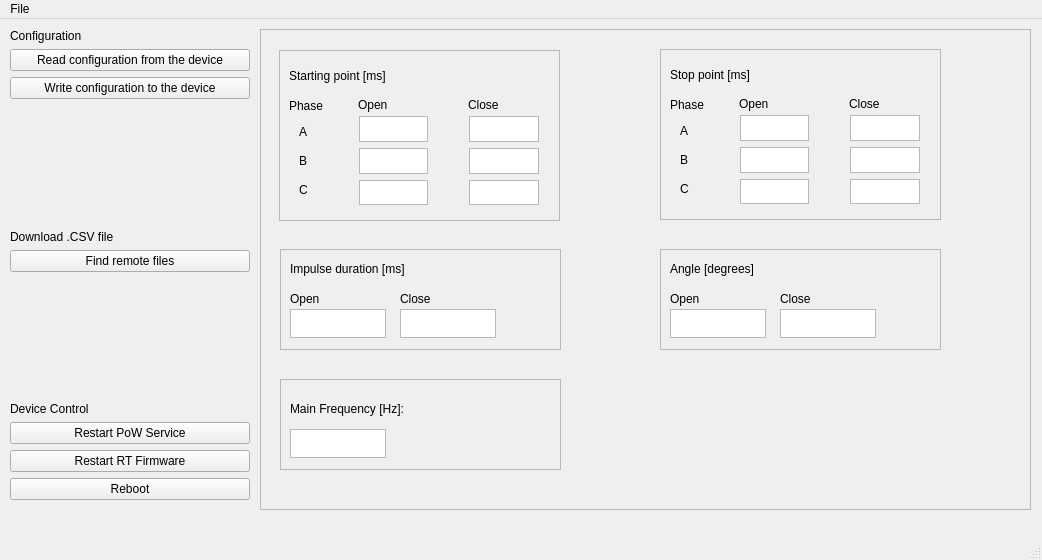
Before: the Qt Designer form resources/main_window.ui in netico-solutions/powphase2, drawn with Qt 5.
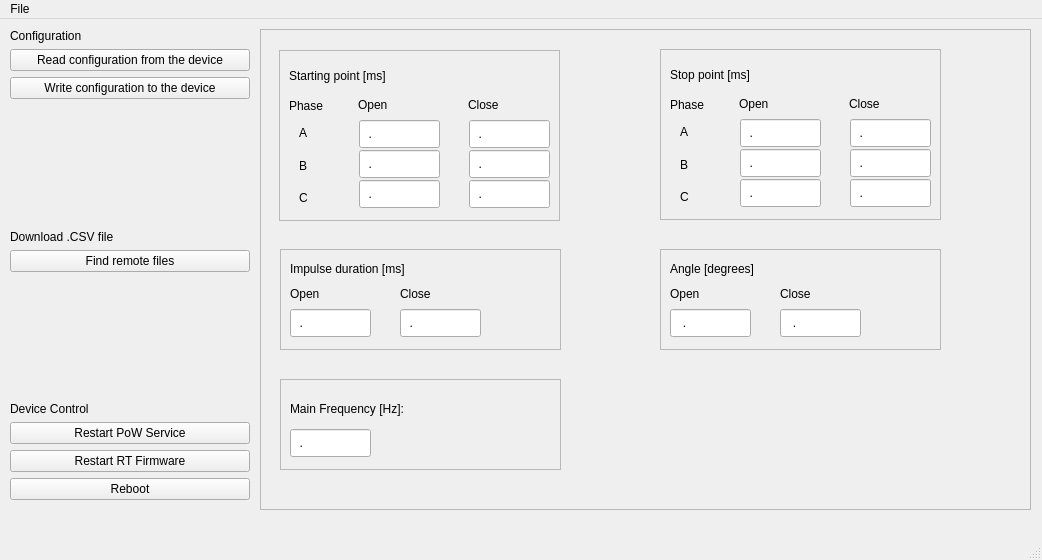
After: the same form once the commit is applied.

Diff of the .ui file:
```diff
--- a/resources/main_window.ui
+++ b/resources/main_window.ui
@@ -57,38 +57,20 @@
        <string>Main Frequency [Hz]:</string>
       </property>
      </widget>
-     <widget class="QTextEdit" name="text_main_fq">
+     <widget class="QLineEdit" name="text_main_fq">
       <property name="geometry">
        <rect>
         <x>10</x>
         <y>50</y>
-        <width>96</width>
-        <height>29</height>
+        <width>81</width>
+        <height>28</height>
        </rect>
       </property>
-      <property name="cursor" stdset="0">
-       <cursorShape>IBeamCursor</cursorShape>
-      </property>
       <property name="focusPolicy">
        <enum>Qt::ClickFocus</enum>
       </property>
-      <property name="inputMethodHints">
-       <set>Qt::ImhPreferNumbers</set>
-      </property>
-      <property name="verticalScrollBarPolicy">
-       <enum>Qt::ScrollBarAlwaysOff</enum>
-      </property>
-      <property name="horizontalScrollBarPolicy">
-       <enum>Qt::ScrollBarAlwaysOff</enum>
-      </property>
-      <property name="tabChangesFocus">
-       <bool>true</bool>
-      </property>
-      <property name="readOnly">
-       <bool>false</bool>
-      </property>
-      <property name="acceptRichText">
-       <bool>false</bool>
+      <property name="inputMask">
+       <string>00.00</string>
       </property>
      </widget>
     </widget>
@@ -124,96 +106,60 @@
       <property name="geometry">
        <rect>
         <x>10</x>
-        <y>40</y>
+        <y>30</y>
         <width>62</width>
-        <height>20</height>
+        <height>30</height>
        </rect>
       </property>
       <property name="text">
        <string>Open</string>
       </property>
      </widget>
-     <widget class="QTextEdit" name="text_open_angle">
-      <property name="geometry">
-       <rect>
-        <x>10</x>
-        <y>60</y>
-        <width>96</width>
-        <height>29</height>
-       </rect>
-      </property>
-      <property name="cursor" stdset="0">
-       <cursorShape>IBeamCursor</cursorShape>
-      </property>
-      <property name="focusPolicy">
-       <enum>Qt::ClickFocus</enum>
-      </property>
-      <property name="inputMethodHints">
-       <set>Qt::ImhPreferNumbers</set>
-      </property>
-      <property name="verticalScrollBarPolicy">
-       <enum>Qt::ScrollBarAlwaysOff</enum>
-      </property>
-      <property name="horizontalScrollBarPolicy">
-       <enum>Qt::ScrollBarAlwaysOff</enum>
-      </property>
-      <property name="tabChangesFocus">
-       <bool>true</bool>
-      </property>
-      <property name="readOnly">
-       <bool>false</bool>
-      </property>
-      <property name="acceptRichText">
-       <bool>false</bool>
-      </property>
-     </widget>
-     <widget class="QTextEdit" name="text_close_angle">
-      <property name="geometry">
-       <rect>
-        <x>120</x>
-        <y>60</y>
-        <width>96</width>
-        <height>29</height>
-       </rect>
-      </property>
-      <property name="cursor" stdset="0">
-       <cursorShape>IBeamCursor</cursorShape>
-      </property>
-      <property name="focusPolicy">
-       <enum>Qt::ClickFocus</enum>
-      </property>
-      <property name="inputMethodHints">
-       <set>Qt::ImhPreferNumbers</set>
-      </property>
-      <property name="verticalScrollBarPolicy">
-       <enum>Qt::ScrollBarAlwaysOff</enum>
-      </property>
-      <property name="horizontalScrollBarPolicy">
-       <enum>Qt::ScrollBarAlwaysOff</enum>
-      </property>
-      <property name="tabChangesFocus">
-       <bool>true</bool>
-      </property>
-      <property name="readOnly">
-       <bool>false</bool>
-      </property>
-      <property name="acceptRichText">
-       <bool>false</bool>
-      </property>
-     </widget>
      <widget class="QLabel" name="label_15">
       <property name="geometry">
        <rect>
         <x>120</x>
-        <y>40</y>
+        <y>30</y>
         <width>62</width>
-        <height>20</height>
+        <height>30</height>
        </rect>
       </property>
       <property name="text">
        <string>Close</string>
       </property>
      </widget>
+     <widget class="QLineEdit" name="text_close_angle">
+      <property name="geometry">
+       <rect>
+        <x>120</x>
+        <y>60</y>
+        <width>81</width>
+        <height>28</height>
+       </rect>
+      </property>
+      <property name="focusPolicy">
+       <enum>Qt::ClickFocus</enum>
+      </property>
+      <property name="inputMask">
+       <string>000.0</string>
+      </property>
+     </widget>
+     <widget class="QLineEdit" name="text_open_angle">
+      <property name="geometry">
+       <rect>
+        <x>10</x>
+        <y>60</y>
+        <width>81</width>
+        <height>28</height>
+       </rect>
+      </property>
+      <property name="focusPolicy">
+       <enum>Qt::ClickFocus</enum>
+      </property>
+      <property name="inputMask">
+       <string>000.0</string>
+      </property>
+     </widget>
     </widget>
     <widget class="QFrame" name="frame_4">
      <property name="geometry">
@@ -230,74 +176,6 @@
      <property name="frameShadow">
       <enum>QFrame::Raised</enum>
      </property>
-     <widget class="QTextEdit" name="text_close_start_C">
-      <property name="geometry">
-       <rect>
-        <x>190</x>
-        <y>130</y>
-        <width>70</width>
-        <height>25</height>
-       </rect>
-      </property>
-      <property name="cursor" stdset="0">
-       <cursorShape>IBeamCursor</cursorShape>
-      </property>
-      <property name="focusPolicy">
-       <enum>Qt::ClickFocus</enum>
-      </property>
-      <property name="inputMethodHints">
-       <set>Qt::ImhPreferNumbers</set>
-      </property>
-      <property name="verticalScrollBarPolicy">
-       <enum>Qt::ScrollBarAlwaysOff</enum>
-      </property>
-      <property name="horizontalScrollBarPolicy">
-       <enum>Qt::ScrollBarAlwaysOff</enum>
-      </property>
-      <property name="tabChangesFocus">
-       <bool>true</bool>
-      </property>
-      <property name="readOnly">
-       <bool>false</bool>
-      </property>
-      <property name="acceptRichText">
-       <bool>false</bool>
-      </property>
-     </widget>
-     <widget class="QTextEdit" name="text_close_start_A">
-      <property name="geometry">
-       <rect>
-        <x>190</x>
-        <y>66</y>
-        <width>70</width>
-        <height>26</height>
-       </rect>
-      </property>
-      <property name="cursor" stdset="0">
-       <cursorShape>IBeamCursor</cursorShape>
-      </property>
-      <property name="focusPolicy">
-       <enum>Qt::ClickFocus</enum>
-      </property>
-      <property name="inputMethodHints">
-       <set>Qt::ImhPreferNumbers</set>
-      </property>
-      <property name="verticalScrollBarPolicy">
-       <enum>Qt::ScrollBarAlwaysOff</enum>
-      </property>
-      <property name="horizontalScrollBarPolicy">
-       <enum>Qt::ScrollBarAlwaysOff</enum>
-      </property>
-      <property name="tabChangesFocus">
-       <bool>true</bool>
-      </property>
-      <property name="readOnly">
-       <bool>false</bool>
-      </property>
-      <property name="acceptRichText">
-       <bool>false</bool>
-      </property>
-     </widget>
      <widget class="QLabel" name="label_8">
       <property name="geometry">
        <rect>
@@ -311,40 +189,6 @@
        <string>Open</string>
       </property>
      </widget>
-     <widget class="QTextEdit" name="text_open_start_B">
-      <property name="geometry">
-       <rect>
-        <x>80</x>
-        <y>98</y>
-        <width>69</width>
-        <height>26</height>
-       </rect>
-      </property>
-      <property name="cursor" stdset="0">
-       <cursorShape>IBeamCursor</cursorShape>
-      </property>
-      <property name="focusPolicy">
-       <enum>Qt::ClickFocus</enum>
-      </property>
-      <property name="inputMethodHints">
-       <set>Qt::ImhPreferNumbers</set>
-      </property>
-      <property name="verticalScrollBarPolicy">
-       <enum>Qt::ScrollBarAlwaysOff</enum>
-      </property>
-      <property name="horizontalScrollBarPolicy">
-       <enum>Qt::ScrollBarAlwaysOff</enum>
-      </property>
-      <property name="tabChangesFocus">
-       <bool>true</bool>
-      </property>
-      <property name="readOnly">
-       <bool>false</bool>
-      </property>
-      <property name="acceptRichText">
-       <bool>false</bool>
-      </property>
-     </widget>
      <widget class="QLabel" name="label_4">
       <property name="geometry">
        <rect>
@@ -358,40 +202,6 @@
        <string>Phase</string>
       </property>
      </widget>
-     <widget class="QTextEdit" name="text_open_start_C">
-      <property name="geometry">
-       <rect>
-        <x>80</x>
-        <y>130</y>
-        <width>69</width>
-        <height>25</height>
-       </rect>
-      </property>
-      <property name="cursor" stdset="0">
-       <cursorShape>IBeamCursor</cursorShape>
-      </property>
-      <property name="focusPolicy">
-       <enum>Qt::ClickFocus</enum>
-      </property>
-      <property name="inputMethodHints">
-       <set>Qt::ImhPreferNumbers</set>
-      </property>
-      <property name="verticalScrollBarPolicy">
-       <enum>Qt::ScrollBarAlwaysOff</enum>
-      </property>
-      <property name="horizontalScrollBarPolicy">
-       <enum>Qt::ScrollBarAlwaysOff</enum>
-      </property>
-      <property name="tabChangesFocus">
-       <bool>true</bool>
-      </property>
-      <property name="readOnly">
-       <bool>false</bool>
-      </property>
-      <property name="acceptRichText">
-       <bool>false</bool>
-      </property>
-     </widget>
      <widget class="QLabel" name="label_18">
       <property name="geometry">
        <rect>
@@ -418,81 +228,13 @@
        <string>Close</string>
       </property>
      </widget>
-     <widget class="QTextEdit" name="text_open_start_A">
-      <property name="geometry">
-       <rect>
-        <x>80</x>
-        <y>66</y>
-        <width>69</width>
-        <height>26</height>
-       </rect>
-      </property>
-      <property name="cursor" stdset="0">
-       <cursorShape>IBeamCursor</cursorShape>
-      </property>
-      <property name="focusPolicy">
-       <enum>Qt::ClickFocus</enum>
-      </property>
-      <property name="inputMethodHints">
-       <set>Qt::ImhPreferNumbers</set>
-      </property>
-      <property name="verticalScrollBarPolicy">
-       <enum>Qt::ScrollBarAlwaysOff</enum>
-      </property>
-      <property name="horizontalScrollBarPolicy">
-       <enum>Qt::ScrollBarAlwaysOff</enum>
-      </property>
-      <property name="tabChangesFocus">
-       <bool>true</bool>
-      </property>
-      <property name="readOnly">
-       <bool>false</bool>
-      </property>
-      <property name="acceptRichText">
-       <bool>false</bool>
-      </property>
-     </widget>
-     <widget class="QTextEdit" name="text_close_start_B">
-      <property name="geometry">
-       <rect>
-        <x>190</x>
-        <y>98</y>
-        <width>70</width>
-        <height>26</height>
-       </rect>
-      </property>
-      <property name="cursor" stdset="0">
-       <cursorShape>IBeamCursor</cursorShape>
-      </property>
-      <property name="focusPolicy">
-       <enum>Qt::ClickFocus</enum>
-      </property>
-      <property name="inputMethodHints">
-       <set>Qt::ImhPreferNumbers</set>
-      </property>
-      <property name="verticalScrollBarPolicy">
-       <enum>Qt::ScrollBarAlwaysOff</enum>
-      </property>
-      <property name="horizontalScrollBarPolicy">
-       <enum>Qt::ScrollBarAlwaysOff</enum>
-      </property>
-      <property name="tabChangesFocus">
-       <bool>true</bool>
-      </property>
-      <property name="readOnly">
-       <bool>false</bool>
-      </property>
-      <property name="acceptRichText">
-       <bool>false</bool>
-      </property>
-     </widget>
      <widget class="QWidget" name="layoutWidget">
       <property name="geometry">
        <rect>
         <x>20</x>
         <y>70</y>
         <width>20</width>
-        <height>81</height>
+        <height>91</height>
        </rect>
       </property>
       <layout class="QVBoxLayout" name="verticalLayout_4">
@@ -519,6 +261,102 @@
        </item>
       </layout>
      </widget>
+     <widget class="QLineEdit" name="text_start_open_A">
+      <property name="geometry">
+       <rect>
+        <x>80</x>
+        <y>70</y>
+        <width>81</width>
+        <height>28</height>
+       </rect>
+      </property>
+      <property name="focusPolicy">
+       <enum>Qt::ClickFocus</enum>
+      </property>
+      <property name="inputMask">
+       <string notr="true">00.00</string>
+      </property>
+     </widget>
+     <widget class="QLineEdit" name="text_start_close_A">
+      <property name="geometry">
+       <rect>
+        <x>190</x>
+        <y>70</y>
+        <width>81</width>
+        <height>28</height>
+       </rect>
+      </property>
+      <property name="focusPolicy">
+       <enum>Qt::ClickFocus</enum>
+      </property>
+      <property name="inputMask">
+       <string>00.00</string>
+      </property>
+     </widget>
+     <widget class="QLineEdit" name="text_start_close_b">
+      <property name="geometry">
+       <rect>
+        <x>190</x>
+        <y>100</y>
+        <width>81</width>
+        <height>28</height>
+       </rect>
+      </property>
+      <property name="focusPolicy">
+       <enum>Qt::ClickFocus</enum>
+      </property>
+      <property name="inputMask">
+       <string>00.00</string>
+      </property>
+     </widget>
+     <widget class="QLineEdit" name="text_start_open_B">
+      <property name="geometry">
+       <rect>
+        <x>80</x>
+        <y>100</y>
+        <width>81</width>
+        <height>28</height>
+       </rect>
+      </property>
+      <property name="focusPolicy">
+       <enum>Qt::ClickFocus</enum>
+      </property>
+      <property name="inputMask">
+       <string>00.00</string>
+      </property>
+     </widget>
+     <widget class="QLineEdit" name="text_start_close_C">
+      <property name="geometry">
+       <rect>
+        <x>190</x>
+        <y>130</y>
+        <width>81</width>
+        <height>28</height>
+       </rect>
+      </property>
+      <property name="focusPolicy">
+       <enum>Qt::ClickFocus</enum>
+      </property>
+      <property name="inputMask">
+       <string>00.00</string>
+      </property>
+     </widget>
+     <widget class="QLineEdit" name="text_start_open_C">
+      <property name="geometry">
+       <rect>
+        <x>80</x>
+        <y>130</y>
+        <width>81</width>
+        <height>28</height>
+       </rect>
+      </property>
+      <property name="focusPolicy">
+       <enum>Qt::ClickFocus</enum>
+      </property>
+      <property name="inputMask">
+       <string>00.00</string>
+      </property>
+     </widget>
     </widget>
     <widget class="QFrame" name="frame_5">
      <property name="geometry">
@@ -552,96 +390,60 @@
       <property name="geometry">
        <rect>
         <x>10</x>
-        <y>40</y>
+        <y>30</y>
         <width>62</width>
-        <height>20</height>
+        <height>30</height>
        </rect>
       </property>
       <property name="text">
        <string>Open</string>
       </property>
      </widget>
-     <widget class="QTextEdit" name="text_open_impulse">
-      <property name="geometry">
-       <rect>
-        <x>10</x>
-        <y>60</y>
-        <width>96</width>
-        <height>29</height>
-       </rect>
-      </property>
-      <property name="cursor" stdset="0">
-       <cursorShape>IBeamCursor</cursorShape>
-      </property>
-      <property name="focusPolicy">
-       <enum>Qt::ClickFocus</enum>
-      </property>
-      <property name="inputMethodHints">
-       <set>Qt::ImhPreferNumbers</set>
-      </property>
-      <property name="verticalScrollBarPolicy">
-       <enum>Qt::ScrollBarAlwaysOff</enum>
-      </property>
-      <property name="horizontalScrollBarPolicy">
-       <enum>Qt::ScrollBarAlwaysOff</enum>
-      </property>
-      <property name="tabChangesFocus">
-       <bool>true</bool>
-      </property>
-      <property name="readOnly">
-       <bool>false</bool>
-      </property>
-      <property name="acceptRichText">
-       <bool>false</bool>
-      </property>
-     </widget>
-     <widget class="QTextEdit" name="text_close_impulse">
-      <property name="geometry">
-       <rect>
-        <x>120</x>
-        <y>60</y>
-        <width>96</width>
-        <height>29</height>
-       </rect>
-      </property>
-      <property name="cursor" stdset="0">
-       <cursorShape>IBeamCursor</cursorShape>
-      </property>
-      <property name="focusPolicy">
-       <enum>Qt::ClickFocus</enum>
-      </property>
-      <property name="inputMethodHints">
-       <set>Qt::ImhPreferNumbers</set>
-      </property>
-      <property name="verticalScrollBarPolicy">
-       <enum>Qt::ScrollBarAlwaysOff</enum>
-      </property>
-      <property name="horizontalScrollBarPolicy">
-       <enum>Qt::ScrollBarAlwaysOff</enum>
-      </property>
-      <property name="tabChangesFocus">
-       <bool>true</bool>
-      </property>
-      <property name="readOnly">
-       <bool>false</bool>
-      </property>
-      <property name="acceptRichText">
-       <bool>false</bool>
-      </property>
-     </widget>
      <widget class="QLabel" name="label_24">
       <property name="geometry">
        <rect>
         <x>120</x>
-        <y>40</y>
+        <y>30</y>
         <width>62</width>
-        <height>20</height>
+        <height>30</height>
        </rect>
       </property>
       <property name="text">
        <string>Close</string>
       </property>
      </widget>
+     <widget class="QLineEdit" name="text_open_impulse">
+      <property name="geometry">
+       <rect>
+        <x>10</x>
+        <y>60</y>
+        <width>81</width>
+        <height>28</height>
+       </rect>
+      </property>
+      <property name="focusPolicy">
+       <enum>Qt::ClickFocus</enum>
+      </property>
+      <property name="inputMask">
+       <string>00.00</string>
+      </property>
+     </widget>
+     <widget class="QLineEdit" name="text_close_impulse">
+      <property name="geometry">
+       <rect>
+        <x>120</x>
+        <y>60</y>
+        <width>81</width>
+        <height>28</height>
+       </rect>
+      </property>
+      <property name="focusPolicy">
+       <enum>Qt::ClickFocus</enum>
+      </property>
+      <property name="inputMask">
+       <string>00.00</string>
+      </property>
+     </widget>
     </widget>
     <widget class="QFrame" name="frame_6">
      <property name="geometry">
@@ -658,74 +460,6 @@
      <property name="frameShadow">
       <enum>QFrame::Raised</enum>
      </property>
-     <widget class="QTextEdit" name="text_close_stop_C">
-      <property name="geometry">
-       <rect>
-        <x>190</x>
-        <y>130</y>
-        <width>70</width>
-        <height>25</height>
-       </rect>
-      </property>
-      <property name="cursor" stdset="0">
-       <cursorShape>IBeamCursor</cursorShape>
-      </property>
-      <property name="focusPolicy">
-       <enum>Qt::ClickFocus</enum>
-      </property>
-      <property name="inputMethodHints">
-       <set>Qt::ImhPreferNumbers</set>
-      </property>
-      <property name="verticalScrollBarPolicy">
-       <enum>Qt::ScrollBarAlwaysOff</enum>
-      </property>
-      <property name="horizontalScrollBarPolicy">
-       <enum>Qt::ScrollBarAlwaysOff</enum>
-      </property>
-      <property name="tabChangesFocus">
-       <bool>true</bool>
-      </property>
-      <property name="readOnly">
-       <bool>false</bool>
-      </property>
-      <property name="acceptRichText">
-       <bool>false</bool>
-      </property>
-     </widget>
-     <widget class="QTextEdit" name="text_close_stop_A">
-      <property name="geometry">
-       <rect>
-        <x>190</x>
-        <y>66</y>
-        <width>70</width>
-        <height>26</height>
-       </rect>
-      </property>
-      <property name="cursor" stdset="0">
-       <cursorShape>IBeamCursor</cursorShape>
-      </property>
-      <property name="focusPolicy">
-       <enum>Qt::ClickFocus</enum>
-      </property>
-      <property name="inputMethodHints">
-       <set>Qt::ImhPreferNumbers</set>
-      </property>
-      <property name="verticalScrollBarPolicy">
-       <enum>Qt::ScrollBarAlwaysOff</enum>
-      </property>
-      <property name="horizontalScrollBarPolicy">
-       <enum>Qt::ScrollBarAlwaysOff</enum>
-      </property>
-      <property name="tabChangesFocus">
-       <bool>true</bool>
-      </property>
-      <property name="readOnly">
-       <bool>false</bool>
-      </property>
-      <property name="acceptRichText">
-       <bool>false</bool>
-      </property>
-     </widget>
      <widget class="QLabel" name="label_10">
       <property name="geometry">
        <rect>
@@ -739,40 +473,6 @@
        <string>Open</string>
       </property>
      </widget>
-     <widget class="QTextEdit" name="text_open_stop_B">
-      <property name="geometry">
-       <rect>
-        <x>80</x>
-        <y>98</y>
-        <width>69</width>
-        <height>26</height>
-       </rect>
-      </property>
-      <property name="cursor" stdset="0">
-       <cursorShape>IBeamCursor</cursorShape>
-      </property>
-      <property name="focusPolicy">
-       <enum>Qt::ClickFocus</enum>
-      </property>
-      <property name="inputMethodHints">
-       <set>Qt::ImhPreferNumbers</set>
-      </property>
-      <property name="verticalScrollBarPolicy">
-       <enum>Qt::ScrollBarAlwaysOff</enum>
-      </property>
-      <property name="horizontalScrollBarPolicy">
-       <enum>Qt::ScrollBarAlwaysOff</enum>
-      </property>
-      <property name="tabChangesFocus">
-       <bool>true</bool>
-      </property>
-      <property name="readOnly">
-       <bool>false</bool>
-      </property>
-      <property name="acceptRichText">
-       <bool>false</bool>
-      </property>
-     </widget>
      <widget class="QLabel" name="label_11">
       <property name="geometry">
        <rect>
@@ -786,41 +486,7 @@
        <string>Phase</string>
       </property>
      </widget>
-     <widget class="QTextEdit" name="text_open_stop_C">
-      <property name="geometry">
-       <rect>
-        <x>80</x>
-        <y>130</y>
-        <width>69</width>
-        <height>25</height>
-       </rect>
-      </property>
-      <property name="cursor" stdset="0">
-       <cursorShape>IBeamCursor</cursorShape>
-      </property>
-      <property name="focusPolicy">
-       <enum>Qt::ClickFocus</enum>
-      </property>
-      <property name="inputMethodHints">
-       <set>Qt::ImhPreferNumbers</set>
-      </property>
-      <property name="verticalScrollBarPolicy">
-       <enum>Qt::ScrollBarAlwaysOff</enum>
-      </property>
-      <property name="horizontalScrollBarPolicy">
-       <enum>Qt::ScrollBarAlwaysOff</enum>
-      </property>
-      <property name="tabChangesFocus">
-       <bool>true</bool>
-      </property>
-      <property name="readOnly">
-       <bool>false</bool>
-      </property>
-      <property name="acceptRichText">
-       <bool>false</bool>
-      </property>
-     </widget>
-     <widget class="QLabel" name="label_25">
+     <widget class="QLabel" name="label_20">
       <property name="geometry">
        <rect>
         <x>10</x>
@@ -846,81 +512,13 @@
        <string>Close</string>
       </property>
      </widget>
-     <widget class="QTextEdit" name="text_open_stop_A">
-      <property name="geometry">
-       <rect>
-        <x>80</x>
-        <y>66</y>
-        <width>69</width>
-        <height>26</height>
-       </rect>
-      </property>
-      <property name="cursor" stdset="0">
-       <cursorShape>IBeamCursor</cursorShape>
-      </property>
-      <property name="focusPolicy">
-       <enum>Qt::ClickFocus</enum>
-      </property>
-      <property name="inputMethodHints">
-       <set>Qt::ImhPreferNumbers</set>
-      </property>
-      <property name="verticalScrollBarPolicy">
-       <enum>Qt::ScrollBarAlwaysOff</enum>
-      </property>
-      <property name="horizontalScrollBarPolicy">
-       <enum>Qt::ScrollBarAlwaysOff</enum>
-      </property>
-      <property name="tabChangesFocus">
-       <bool>true</bool>
-      </property>
-      <property name="readOnly">
-       <bool>false</bool>
-      </property>
-      <property name="acceptRichText">
-       <bool>false</bool>
-      </property>
-     </widget>
-     <widget class="QTextEdit" name="text_close_stop_B">
-      <property name="geometry">
-       <rect>
-        <x>190</x>
-        <y>98</y>
-        <width>70</width>
-        <height>26</height>
-       </rect>
-      </property>
-      <property name="cursor" stdset="0">
-       <cursorShape>IBeamCursor</cursorShape>
-      </property>
-      <property name="focusPolicy">
-       <enum>Qt::ClickFocus</enum>
-      </property>
-      <property name="inputMethodHints">
-       <set>Qt::ImhPreferNumbers</set>
-      </property>
-      <property name="verticalScrollBarPolicy">
-       <enum>Qt::ScrollBarAlwaysOff</enum>
-      </property>
-      <property name="horizontalScrollBarPolicy">
-       <enum>Qt::ScrollBarAlwaysOff</enum>
-      </property>
-      <property name="tabChangesFocus">
-       <bool>true</bool>
-      </property>
-      <property name="readOnly">
-       <bool>false</bool>
-      </property>
-      <property name="acceptRichText">
-       <bool>false</bool>
-      </property>
-     </widget>
      <widget class="QWidget" name="layoutWidget_2">
       <property name="geometry">
        <rect>
         <x>20</x>
         <y>70</y>
         <width>20</width>
-        <height>81</height>
+        <height>91</height>
        </rect>
       </property>
       <layout class="QVBoxLayout" name="verticalLayout_5">
@@ -932,14 +530,14 @@
         </widget>
        </item>
        <item>
-        <widget class="QLabel" name="label_26">
+        <widget class="QLabel" name="label_21">
          <property name="text">
           <string>B</string>
          </property>
         </widget>
        </item>
        <item>
-        <widget class="QLabel" name="label_27">
+        <widget class="QLabel" name="label_25">
          <property name="text">
           <string>C</string>
          </property>
@@ -947,6 +545,102 @@
        </item>
       </layout>
      </widget>
+     <widget class="QLineEdit" name="text_stop_open_A">
+      <property name="geometry">
+       <rect>
+        <x>80</x>
+        <y>70</y>
+        <width>81</width>
+        <height>28</height>
+       </rect>
+      </property>
+      <property name="focusPolicy">
+       <enum>Qt::ClickFocus</enum>
+      </property>
+      <property name="inputMask">
+       <string>00.00</string>
+      </property>
+     </widget>
+     <widget class="QLineEdit" name="text_stop_close_A">
+      <property name="geometry">
+       <rect>
+        <x>190</x>
+        <y>70</y>
+        <width>81</width>
+        <height>28</height>
+       </rect>
+      </property>
+      <property name="focusPolicy">
+       <enum>Qt::ClickFocus</enum>
+      </property>
+      <property name="inputMask">
+       <string>00.00</string>
+      </property>
+     </widget>
+     <widget class="QLineEdit" name="text_stop_close_B">
+      <property name="geometry">
+       <rect>
+        <x>190</x>
+        <y>100</y>
+        <width>81</width>
+        <height>28</height>
+       </rect>
+      </property>
+      <property name="focusPolicy">
+       <enum>Qt::ClickFocus</enum>
+      </property>
+      <property name="inputMask">
+       <string>00.00</string>
+      </property>
+     </widget>
+     <widget class="QLineEdit" name="text_stop_open_B">
+      <property name="geometry">
+       <rect>
+        <x>80</x>
+        <y>100</y>
+        <width>81</width>
+        <height>28</height>
+       </rect>
+      </property>
+      <property name="focusPolicy">
+       <enum>Qt::ClickFocus</enum>
+      </property>
+      <property name="inputMask">
+       <string>00.00</string>
+      </property>
+     </widget>
+     <widget class="QLineEdit" name="text_stop_close_C">
+      <property name="geometry">
+       <rect>
+        <x>190</x>
+        <y>130</y>
+        <width>81</width>
+        <height>28</height>
+       </rect>
+      </property>
+      <property name="focusPolicy">
+       <enum>Qt::ClickFocus</enum>
+      </property>
+      <property name="inputMask">
+       <string>00.00</string>
+      </property>
+     </widget>
+     <widget class="QLineEdit" name="text_stop_open_C">
+      <property name="geometry">
+       <rect>
+        <x>80</x>
+        <y>130</y>
+        <width>81</width>
+        <height>28</height>
+       </rect>
+      </property>
+      <property name="focusPolicy">
+       <enum>Qt::ClickFocus</enum>
+      </property>
+      <property name="inputMask">
+       <string>00.00</string>
+      </property>
+     </widget>
     </widget>
     <zorder>frame_4</zorder>
     <zorder>frame_3</zorder>
```
